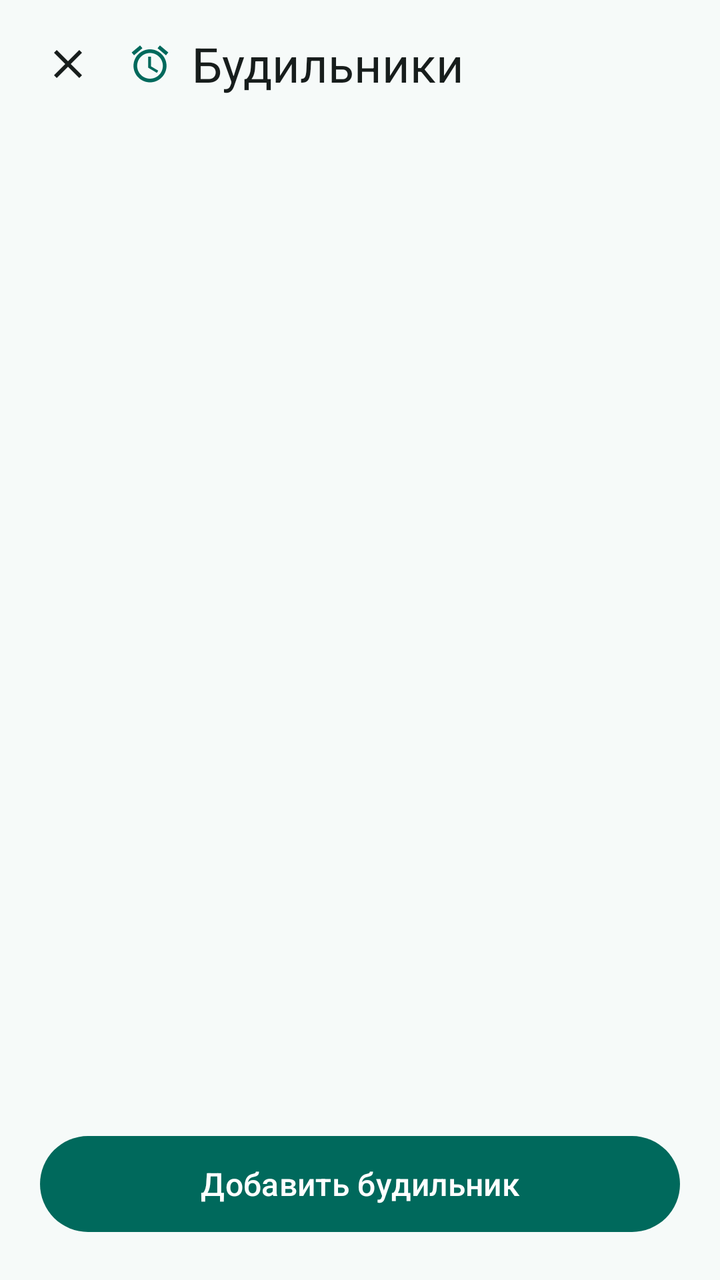
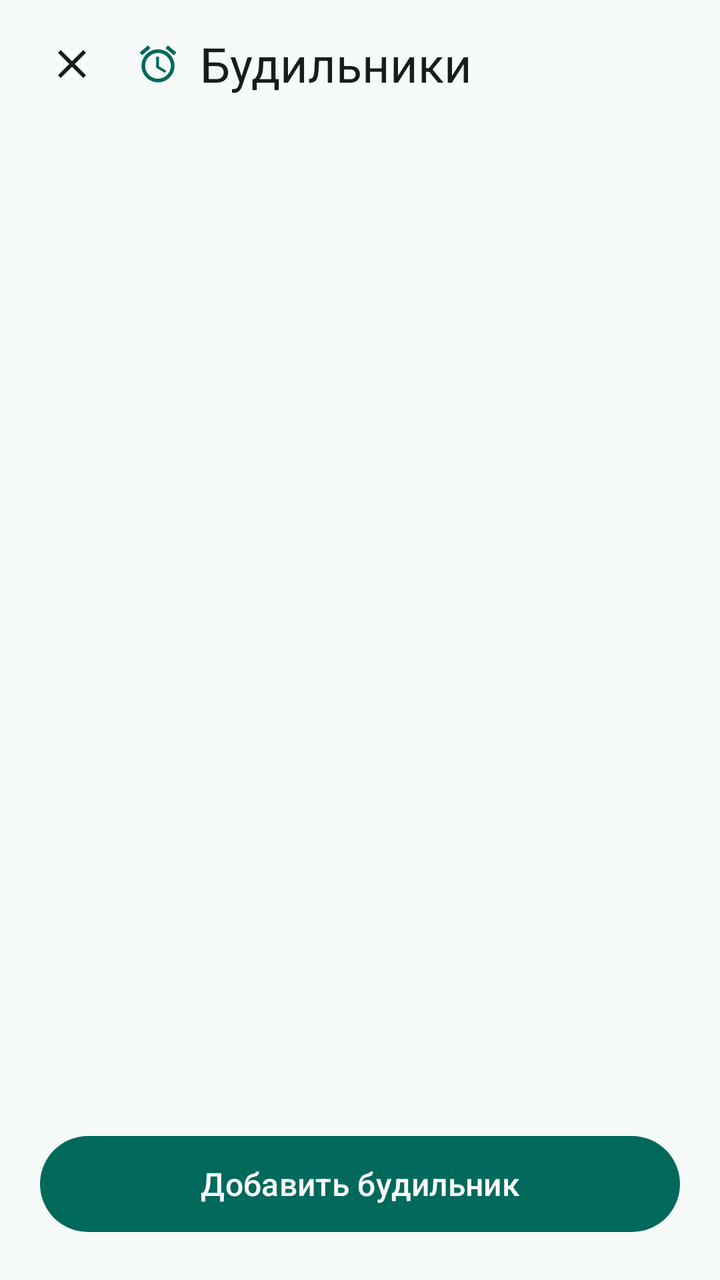

Screens rendered from an Android XML layout before and after an edit, with the pre-edit source and the edit as a unified diff.
<!-- AndroidManifest.xml: application theme Theme.Jarvis -->
<!-- res/layout/activity_alarms.xml -->
<?xml version="1.0" encoding="utf-8"?>
<LinearLayout xmlns:android="http://schemas.android.com/apk/res/android"
    xmlns:app="http://schemas.android.com/apk/res-auto"
    android:layout_width="match_parent"
    android:layout_height="match_parent"
    android:background="?android:attr/colorBackground"
    android:orientation="vertical">

    
    <LinearLayout
        android:layout_width="match_parent"
        android:layout_height="?attr/actionBarSize"
        android:gravity="center_vertical"
        android:orientation="horizontal"
        android:paddingStart="12dp"
        android:paddingEnd="8dp">

        <ImageButton
            android:id="@+id/backButton"
            android:layout_width="44dp"
            android:layout_height="44dp"
            android:background="?attr/selectableItemBackgroundBorderless"
            android:contentDescription="@string/close"
            android:src="@drawable/ic_close"
            app:tint="?attr/colorOnSurface" />

        <ImageView
            android:layout_width="22dp"
            android:layout_height="22dp"
            android:layout_marginStart="8dp"
            android:importantForAccessibility="no"
            android:src="@drawable/ic_alarm"
            app:tint="?attr/colorPrimary" />

        <TextView
            android:layout_width="wrap_content"
            android:layout_height="wrap_content"
            android:layout_marginStart="10dp"
            android:text="@string/alarms"
            style="@style/TextAppearance.Jarvis.ScreenTitle" />
    </LinearLayout>

    <androidx.recyclerview.widget.RecyclerView
        android:id="@+id/alarmList"
        android:layout_width="match_parent"
        android:layout_height="0dp"
        android:layout_weight="1"
        android:clipToPadding="false"
        android:paddingStart="16dp"
        android:paddingEnd="16dp"
        android:paddingTop="4dp"
        android:paddingBottom="8dp"
        android:scrollbars="vertical" />

    
    <TextView
        android:id="@+id/emptyAlarms"
        android:layout_width="match_parent"
        android:layout_height="wrap_content"
        android:gravity="center"
        android:padding="32dp"
        android:text="@string/alarms_empty"
        android:visibility="gone"
        style="@style/TextAppearance.Jarvis.Hint" />

    <com.google.android.material.button.MaterialButton
        android:id="@+id/addAlarmButton"
        android:layout_width="match_parent"
        android:layout_height="56dp"
        android:layout_marginStart="20dp"
        android:layout_marginEnd="20dp"
        android:layout_marginBottom="20dp"
        android:icon="@drawable/ic_alarm"
        android:text="@string/add_alarm"
        android:textSize="16sp" />
</LinearLayout>
<!-- resources referenced by this layout -->
<resources>
  <!-- drawable ic_alarm (drawable) -->
  <?xml version="1.0" encoding="utf-8"?>
  <vector xmlns:android="http://schemas.android.com/apk/res/android"
      android:width="24dp" android:height="24dp"
      android:viewportWidth="24" android:viewportHeight="24">
      <path android:fillColor="#FFFFFFFF"
          android:pathData="M22,5.72l-4.6,-3.86 -1.29,1.53 4.6,3.86L22,5.72zM7.88,3.39L6.6,1.86 2,5.71l1.29,1.53 4.59,-3.85zM12.5,8h-1.5v6l4.75,2.85 0.75,-1.23 -4,-2.37V8zM12,4c-4.97,0 -9,4.03 -9,9s4.02,9 9,9c4.97,0 9,-4.03 9,-9s-4.03,-9 -9,-9zM12,20c-3.87,0 -7,-3.13 -7,-7s3.13,-7 7,-7s7,3.13 7,7s-3.13,7 -7,7z" />
  </vector>
  <!-- drawable ic_close (drawable) -->
  <?xml version="1.0" encoding="utf-8"?>
  <vector xmlns:android="http://schemas.android.com/apk/res/android"
      android:width="24dp" android:height="24dp"
      android:viewportWidth="24" android:viewportHeight="24">
      <path android:fillColor="#FFFFFFFF"
          android:pathData="M19,6.41L17.59,5 12,10.59 6.41,5 5,6.41 10.59,12 5,17.59 6.41,19 12,13.41 17.59,19 19,17.59 13.41,12z" />
  </vector>
  <string name="add_alarm">Добавить будильник</string>
  <string name="alarms">Будильники</string>
  <string name="alarms_empty">Будильников нет. Скажите «Джарвис, разбуди меня в семь» — или добавьте кнопкой ниже.</string>
  <string name="close">Закрыть</string>
  <style name="TextAppearance.Jarvis.Hint" parent="TextAppearance.Material3.BodySmall">
          <item name="android:textSize">13sp</item>
          <item name="android:textColor">?attr/colorOnSurfaceVariant</item>
      </style>
  <style name="TextAppearance.Jarvis.ScreenTitle" parent="TextAppearance.Material3.HeadlineSmall">
          <item name="android:textSize">24sp</item>
          <item name="android:fontFamily">sans-serif-medium</item>
          <item name="android:textColor">?attr/colorOnSurface</item>
      </style>
  <color name="jarvis_primary">#00695C</color>
  <color name="jarvis_on_primary">#FFFFFF</color>
  <color name="jarvis_primary_container">#B2F1E8</color>
  <color name="jarvis_on_primary_container">#00201C</color>
  <color name="jarvis_secondary">#7A5900</color>
  <color name="jarvis_on_secondary">#FFFFFF</color>
  <color name="jarvis_secondary_container">#FFDF9E</color>
  <color name="jarvis_on_secondary_container">#261A00</color>
  <color name="jarvis_surface">#F6FAF9</color>
  <color name="jarvis_on_surface">#171D1C</color>
  <color name="jarvis_surface_variant">#DAE5E2</color>
  <color name="jarvis_on_surface_variant">#3F4947</color>
  <color name="jarvis_outline">#6F7977</color>
  <color name="jarvis_error">#BA1A1A</color>
  <color name="jarvis_on_error">#FFFFFF</color>
  <color name="jarvis_error_container">#FFDAD6</color>
  <color name="jarvis_on_error_container">#410002</color>
  <color name="jarvis_background">#F6FAF9</color>
  <!-- unchanged entries left out for length: 1 -->
</resources>

<!-- the commit's change to res/layout/activity_alarms.xml (unified diff, before → after) -->
@@ -9,7 +9,8 @@
     
     <LinearLayout
         android:layout_width="match_parent"
-        android:layout_height="?attr/actionBarSize"
+        android:layout_height="wrap_content"
+        android:minHeight="?attr/actionBarSize"
         android:gravity="center_vertical"
         android:orientation="horizontal"
         android:paddingStart="12dp"
@@ -17,8 +18,8 @@
 
         <ImageButton
             android:id="@+id/backButton"
-            android:layout_width="44dp"
-            android:layout_height="44dp"
+            android:layout_width="@dimen/touch_target_min"
+            android:layout_height="@dimen/touch_target_min"
             android:background="?attr/selectableItemBackgroundBorderless"
             android:contentDescription="@string/close"
             android:src="@drawable/ic_close"
@@ -66,7 +67,8 @@
     <com.google.android.material.button.MaterialButton
         android:id="@+id/addAlarmButton"
         android:layout_width="match_parent"
-        android:layout_height="56dp"
+        android:layout_height="wrap_content"
+        android:minHeight="@dimen/button_min_height"
         android:layout_marginStart="20dp"
         android:layout_marginEnd="20dp"
         android:layout_marginBottom="20dp"
<!-- resource entries referenced after the edit -->
@@ -1,5 +1,7 @@
 <!-- resources referenced by this layout -->
 <resources>
+  <dimen name="button_min_height">56dp</dimen>
+  <dimen name="touch_target_min">48dp</dimen>
   <!-- drawable ic_alarm (drawable) -->
   <?xml version="1.0" encoding="utf-8"?>
   <vector xmlns:android="http://schemas.android.com/apk/res/android"
